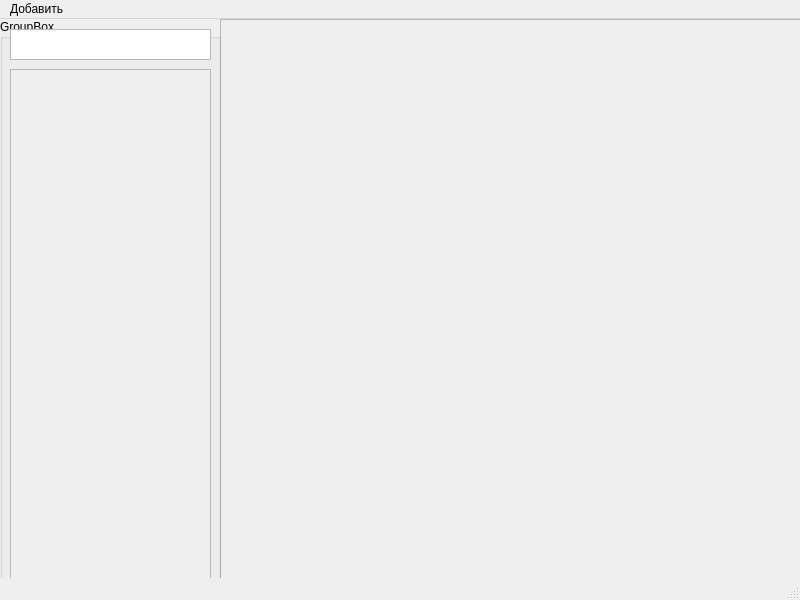
Above: ui/first.ui from FlyChar-Messenger/Desktop-client before the change. Below: the same form after it.
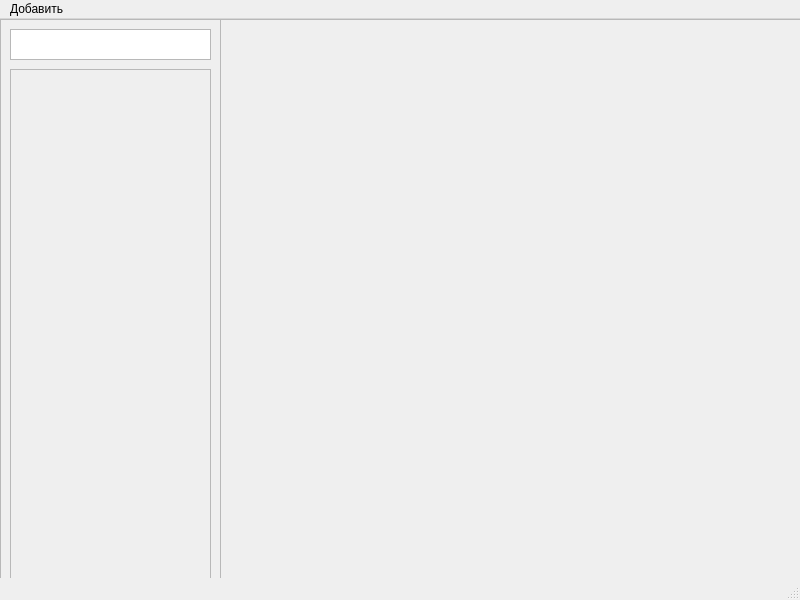
That is the form after the change.

```diff
--- a/ui/first.ui
+++ b/ui/first.ui
@@ -30,17 +30,20 @@
      <enum>QFrame::Raised</enum>
     </property>
    </widget>
-   <widget class="QGroupBox" name="LeftGroupBox">
+   <widget class="QFrame" name="tools_frame">
     <property name="geometry">
      <rect>
       <x>0</x>
       <y>0</y>
       <width>221</width>
-      <height>571</height>
+      <height>581</height>
      </rect>
     </property>
-    <property name="title">
-     <string>GroupBox</string>
+    <property name="frameShape">
+     <enum>QFrame::StyledPanel</enum>
+    </property>
+    <property name="frameShadow">
+     <enum>QFrame::Raised</enum>
     </property>
     <widget class="QTextEdit" name="searchField">
      <property name="geometry">
```
Left out of the diff: 2 changed lines with no effect on the pictures.
